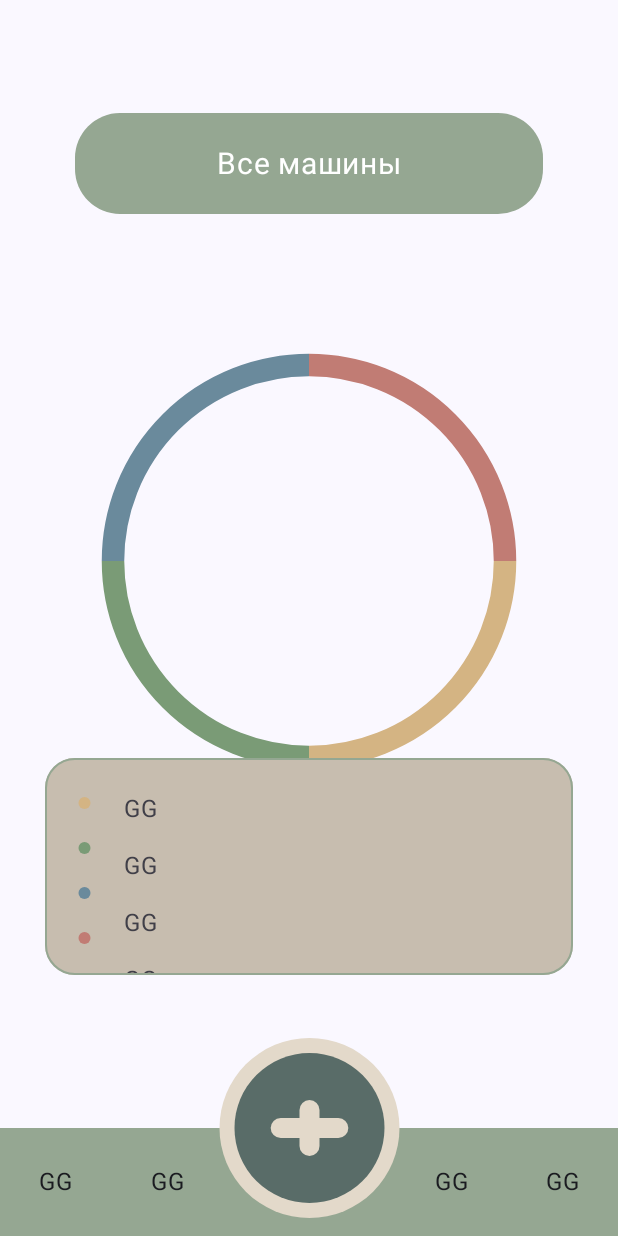
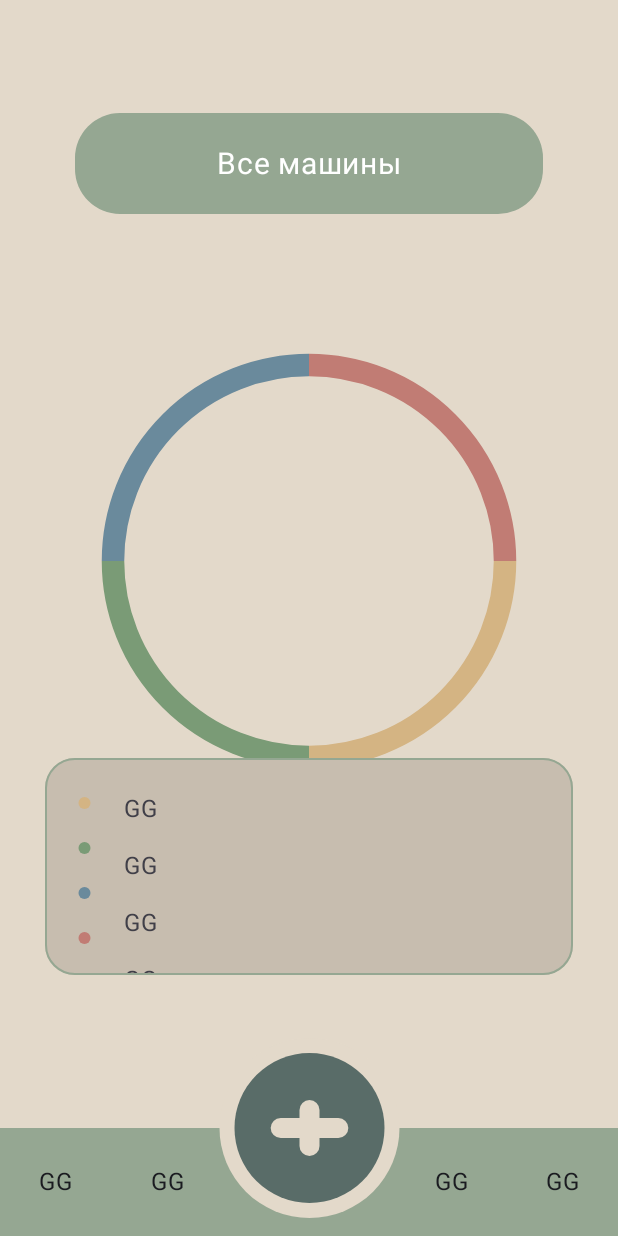
Before and after one commit to Golovakhin/SGMAuto-AutoTrecker, an Android app built with Jetpack Compose: the composable Content shown on its own in the app's theme, on a phone screen of 412 x 824 dp. Run offline under Robolectric (Android 15) with nearby library versions, the phone set to English and light mode, and no system bars.

Commit message:
Изменение и добавление общих функций(Навигация и задний фон)

```diff
--- a/app/build.gradle.kts
+++ b/app/build.gradle.kts
@@ -50,6 +50,7 @@ dependencies {
     implementation(libs.androidx.compose.ui.graphics)
     implementation(libs.androidx.compose.ui.tooling.preview)
     implementation(libs.androidx.compose.material3)
+    implementation(libs.androidx.navigation.runtime.ktx)
     testImplementation(libs.junit)
     androidTestImplementation(libs.androidx.junit)
     androidTestImplementation(libs.androidx.espresso.core)
--- a/app/src/main/java/com/example/sgmautotreckerapp/MainActivity.kt
+++ b/app/src/main/java/com/example/sgmautotreckerapp/MainActivity.kt
@@ -34,7 +34,7 @@ class MainActivity : ComponentActivity() {
         super.onCreate(savedInstanceState)
         enableEdgeToEdge()
         setContent {
-
+            Content()
         }
     }
 }
--- /dev/null
+++ b/app/src/main/java/com/example/sgmautotreckerapp/commonfunction/Background.kt
@@ -0,0 +1,15 @@
+package com.example.sgmautotreckerapp.commonfunction
+
+import androidx.compose.foundation.background
+import androidx.compose.foundation.layout.Row
+import androidx.compose.foundation.layout.fillMaxSize
+import androidx.compose.runtime.Composable
+import androidx.compose.ui.Modifier
+import com.example.sgmautotreckerapp.ui.theme.backgroundLight
+
+@Composable
+public fun Background(){
+    Row(modifier = Modifier.background(backgroundLight).fillMaxSize()) {
+
+    }
+}
--- /dev/null
+++ b/app/src/main/java/com/example/sgmautotreckerapp/commonfunction/Navigation.kt
@@ -0,0 +1,100 @@
+package com.example.sgmautotreckerapp.commonfunction
+
+import androidx.compose.foundation.Canvas
+import androidx.compose.foundation.background
+import androidx.compose.foundation.layout.Arrangement
+import androidx.compose.foundation.layout.Box
+import androidx.compose.foundation.layout.Column
+import androidx.compose.foundation.layout.Row
+import androidx.compose.foundation.layout.fillMaxHeight
+import androidx.compose.foundation.layout.fillMaxSize
+import androidx.compose.foundation.layout.fillMaxWidth
+import androidx.compose.material3.Text
+import androidx.compose.runtime.Composable
+import androidx.compose.ui.Alignment
+import androidx.compose.ui.Modifier
+import androidx.compose.ui.geometry.Offset
+import androidx.compose.ui.graphics.StrokeCap
+import androidx.compose.ui.unit.dp
+import com.example.sgmautotreckerapp.ui.theme.advanceLight
+import com.example.sgmautotreckerapp.ui.theme.backgroundLight
+import com.example.sgmautotreckerapp.ui.theme.mainLight
+
+@Composable
+public fun Navigation(){
+    Column(Modifier
+        .fillMaxWidth().fillMaxHeight()
+    ){
+        Row(Modifier.fillMaxWidth().fillMaxHeight(0.5f),
+            horizontalArrangement = Arrangement.Center,
+            verticalAlignment = Alignment.Bottom){
+            Box(Modifier
+                .fillMaxWidth(1.55f/5.55f)
+                .fillMaxHeight(0.5f)
+                .align(Alignment.Bottom),
+                contentAlignment = Alignment.BottomCenter){
+                Canvas(Modifier.fillMaxSize())  {}
+
+            }
+        }
+        Row(Modifier.background(color = advanceLight).fillMaxWidth().fillMaxHeight(),
+            verticalAlignment = Alignment.Top){
+
+            Box(Modifier.weight(1f).fillMaxHeight(),
+                contentAlignment = Alignment.Center){
+                Text("GG")
+            }
+
+            Box(Modifier.weight(1f).fillMaxHeight(),
+                contentAlignment = Alignment.Center){
+                Text("GG")
+            }
+
+            Box(Modifier
+                .fillMaxHeight(0.5f)
+                .weight(1.55f),
+                contentAlignment = Alignment.TopCenter){
+                Canvas(Modifier.fillMaxSize())
+                {
+                    drawCircle(
+                        color = backgroundLight,
+                        radius = 60.dp.toPx(),
+                        center = Offset(x= size.width/2,y=0f)
+                    )
+
+                    drawCircle(
+                        color = mainLight,
+                        radius = 50.dp.toPx(),
+                        center = Offset(x= size.width/2,y=0f)
+                    )
+
+                    drawLine(
+                        color = backgroundLight,
+                        start = Offset(x = size.width/3,y = 0f),
+                        end = Offset(x = size.width - size.width/3,y = 0f),
+                        strokeWidth = 20f,
+                        cap = StrokeCap.Round
+
+                    )
+                    drawLine(
+                        color = backgroundLight,
+                        start = Offset(x = size.width/2,y = -size.height/3),
+                        end = Offset(x = size.width/2,y = size.height/3),
+                        strokeWidth = 20f,
+                        cap = StrokeCap.Round
+                    )
+                }
+            }
+
+            Box(Modifier.weight(1f).fillMaxHeight(),
+                contentAlignment = Alignment.Center){
+                Text("GG")
+            }
+
+            Box(Modifier.weight(1f).fillMaxHeight(),
+                contentAlignment = Alignment.Center){
+                Text("GG")
+            }
+        }
+    }
+}
--- a/app/src/main/java/com/example/sgmautotreckerapp/screens/Analysis.kt
+++ b/app/src/main/java/com/example/sgmautotreckerapp/screens/Analysis.kt
@@ -26,7 +26,10 @@ import androidx.compose.ui.graphics.StrokeCap
 import androidx.compose.ui.graphics.drawscope.Stroke
 import androidx.compose.ui.unit.dp
 import androidx.compose.ui.unit.sp
+import androidx.navigation.Navigation
 import com.example.sgmautotreckerapp.Segment
+import com.example.sgmautotreckerapp.commonfunction.Background
+import com.example.sgmautotreckerapp.commonfunction.Navigation
 import com.example.sgmautotreckerapp.ui.theme.advanceLight
 import com.example.sgmautotreckerapp.ui.theme.backgroundAdvanceLight
 import com.example.sgmautotreckerapp.ui.theme.backgroundLight
@@ -62,92 +65,7 @@ fun AnalysisRing() {
 }
 
 
-@Composable
-fun Navigation(){
-    Column(Modifier
-        .fillMaxWidth().fillMaxHeight()
-    ){
-        Row(Modifier.fillMaxWidth().fillMaxHeight(0.5f),
-            horizontalArrangement = Arrangement.Center,
-            verticalAlignment = Alignment.Bottom){
-            Box(Modifier
-                .fillMaxWidth(1.55f/5.55f)
-                .fillMaxHeight(0.5f)
-                .align(Alignment.Bottom),
-                contentAlignment = Alignment.BottomCenter){
-                Canvas(Modifier.fillMaxSize())  {}
 
-            }
-        }
-        Row(Modifier.background(color = advanceLight).fillMaxWidth().fillMaxHeight(),
-            verticalAlignment = Alignment.Top){
-
-            Box(Modifier.weight(1f).fillMaxHeight(),
-                contentAlignment = Alignment.Center){
-                Text("GG")
-            }
-
-            Box(Modifier.weight(1f).fillMaxHeight(),
-                contentAlignment = Alignment.Center){
-                Text("GG")
-            }
-
-            Box(Modifier
-                .fillMaxHeight(0.5f)
-                .weight(1.55f),
-                contentAlignment = Alignment.TopCenter){
-                Canvas(Modifier.fillMaxSize())
-                {
-                    drawCircle(
-                        color = backgroundLight,
-                        radius = 60.dp.toPx(),
-                        center = Offset(x= size.width/2,y=0f)
-                    )
-
-                    drawCircle(
-                        color = mainLight,
-                        radius = 50.dp.toPx(),
-                        center = Offset(x= size.width/2,y=0f)
-                    )
-
-                    drawLine(
-                        color = backgroundLight,
-                        start = Offset(x = size.width/3,y = 0f),
-                        end = Offset(x = size.width - size.width/3,y = 0f),
-                        strokeWidth = 20f,
-                        cap = StrokeCap.Round
-
-                    )
-                    drawLine(
-                        color = backgroundLight,
-                        start = Offset(x = size.width/2,y = -size.height/3),
-                        end = Offset(x = size.width/2,y = size.height/3),
-                        strokeWidth = 20f,
-                        cap = StrokeCap.Round
-                    )
-                }
-            }
-
-            Box(Modifier.weight(1f).fillMaxHeight(),
-                contentAlignment = Alignment.Center){
-                Text("GG")
-            }
-
-            Box(Modifier.weight(1f).fillMaxHeight(),
-                contentAlignment = Alignment.Center){
-                Text("GG")
-            }
-        }
-    }
-}
-
-
-@Composable
-private fun Background(){
-    Row(modifier = Modifier.background(backgroundLight).fillMaxSize()) {
-
-    }
-}
 
 @Composable
 private fun Legend(){
@@ -210,11 +128,11 @@ private fun Info(){
 
 @Composable
 public fun Content(){
+    Background()
     Column() {
         Info()
         AnalysisRing()
         Legend()
         Navigation()
-        Background()
     }
 }
--- a/gradle/libs.versions.toml
+++ b/gradle/libs.versions.toml
@@ -8,6 +8,7 @@ espressoCore = "3.5.1"
 lifecycleRuntimeKtx = "2.6.1"
 activityCompose = "1.8.0"
 composeBom = "2024.09.00"
+navigationRuntimeKtx = "2.9.6"
 
 [libraries]
 androidx-core-ktx = { group = "androidx.core", name = "core-ktx", version.ref = "coreKtx" }
@@ -24,6 +25,7 @@ androidx-compose-ui-tooling-preview = { group = "androidx.compose.ui", name = "u
 androidx-compose-ui-test-manifest = { group = "androidx.compose.ui", name = "ui-test-manifest" }
 androidx-compose-ui-test-junit4 = { group = "androidx.compose.ui", name = "ui-test-junit4" }
 androidx-compose-material3 = { group = "androidx.compose.material3", name = "material3" }
+androidx-navigation-runtime-ktx = { group = "androidx.navigation", name = "navigation-runtime-ktx", version.ref = "navigationRuntimeKtx" }
 
 [plugins]
 android-application = { id = "com.android.application", version.ref = "agp" }
```
Also changed, not shown: 1 other file.
